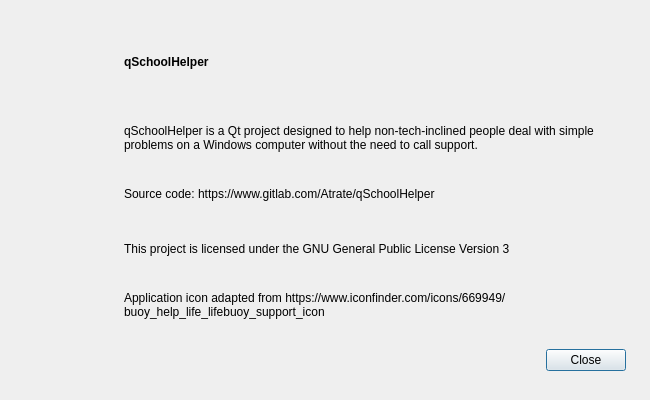
Qt form ui/about_dialog.ui (Atrate/qSchoolHelper) before a commit.
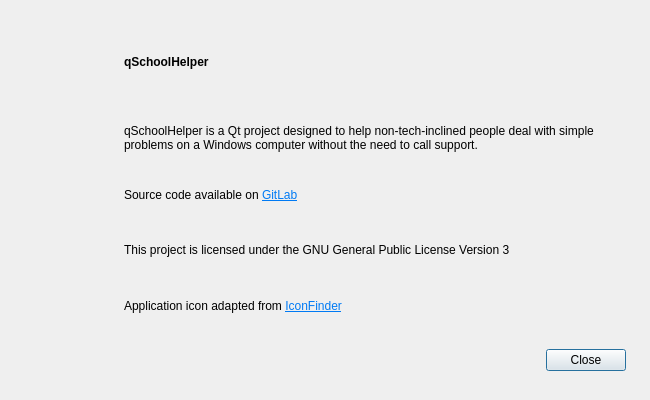
The same form after that commit. Icons and pictures are not drawn.

Commit message: Convert labels to AutoText (RichText)

Diff of the .ui file:
```diff
--- a/ui/about_dialog.ui
+++ b/ui/about_dialog.ui
@@ -97,10 +97,13 @@
        </sizepolicy>
       </property>
       <property name="text">
-       <string>Source code: https://www.gitlab.com/Atrate/qSchoolHelper</string>
+       <string>&lt;html&gt;&lt;head/&gt;&lt;body&gt;&lt;p&gt;Source code available on &lt;a href=&quot; https://www.gitlab.com/Atrate/qSchoolHelper&quot;&gt;&lt;span style=&quot; text-decoration: underline; color:#007af4;&quot;&gt;GitLab&lt;/span&gt;&lt;/a&gt;&lt;/p&gt;&lt;/body&gt;&lt;/html&gt;</string>
       </property>
       <property name="textFormat">
-       <enum>Qt::MarkdownText</enum>
+       <enum>Qt::AutoText</enum>
+      </property>
+      <property name="wordWrap">
+       <bool>true</bool>
       </property>
       <property name="openExternalLinks">
        <bool>true</bool>
@@ -115,6 +118,9 @@
       <property name="text">
        <string>This project is licensed under the GNU General Public License Version 3</string>
       </property>
+      <property name="textFormat">
+       <enum>Qt::AutoText</enum>
+      </property>
       <property name="textInteractionFlags">
        <set>Qt::LinksAccessibleByMouse|Qt::TextSelectableByMouse</set>
       </property>
@@ -123,10 +129,10 @@
     <item row="4" column="1">
      <widget class="QLabel" name="label">
       <property name="text">
-       <string>Application icon adapted from https://www.iconfinder.com/icons/669949/buoy_help_life_lifebuoy_support_icon</string>
+       <string>&lt;html&gt;&lt;head/&gt;&lt;body&gt;&lt;p&gt;Application icon adapted from &lt;a href=&quot;https://www.iconfinder.com/icons/669949/buoy_help_life_lifebuoy_support_icon&quot;&gt;&lt;span style=&quot; text-decoration: underline; color:#007af4;&quot;&gt;IconFinder&lt;/span&gt;&lt;/a&gt;&lt;/p&gt;&lt;/body&gt;&lt;/html&gt;</string>
       </property>
       <property name="textFormat">
-       <enum>Qt::MarkdownText</enum>
+       <enum>Qt::AutoText</enum>
       </property>
       <property name="wordWrap">
        <bool>true</bool>
```
